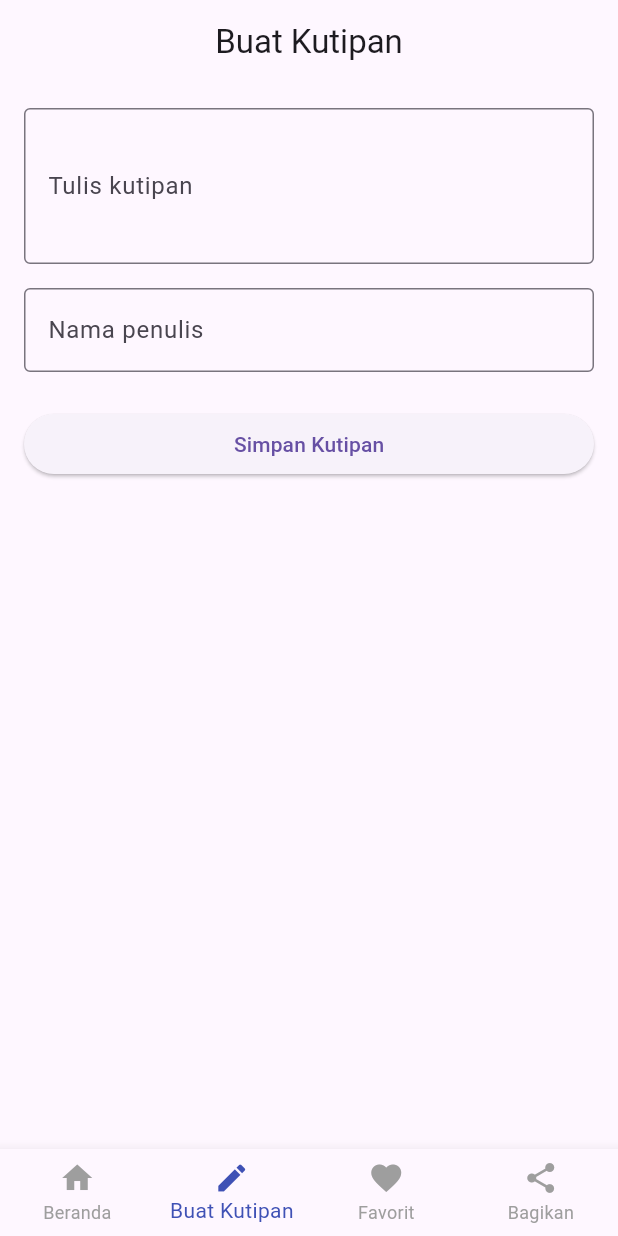
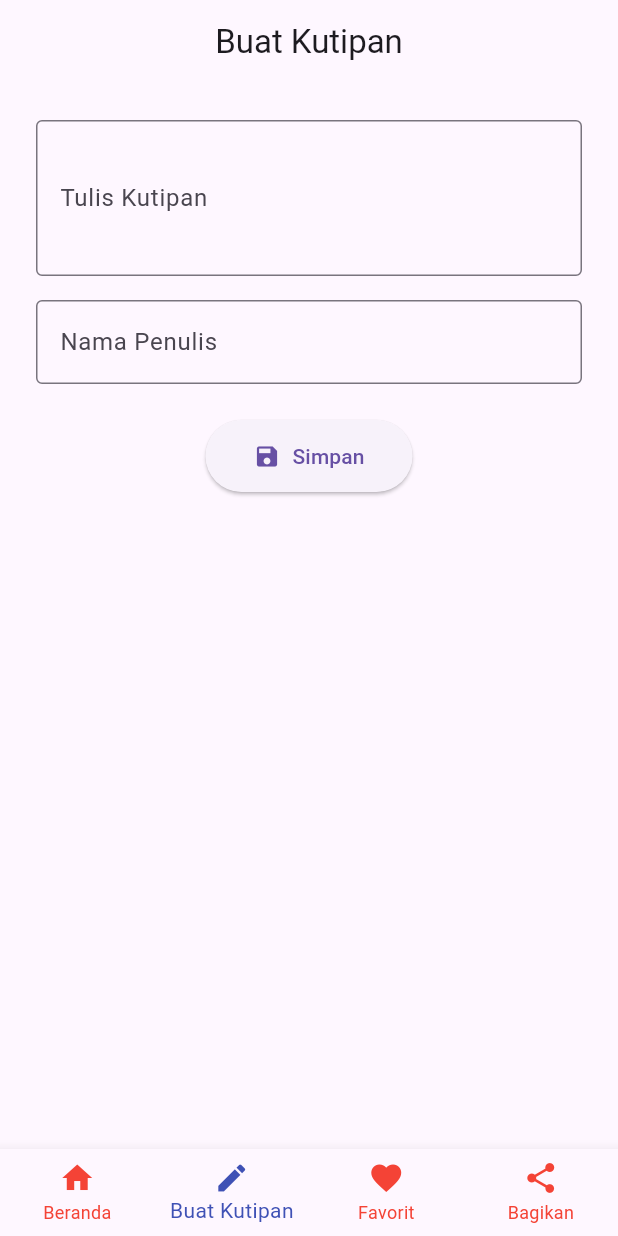
Before and after one commit to AndrewDZ23027/Quotly, a Flutter app: the screen it shows after launch, item 2 of the bottom bar chosen, on a phone screen of 412 x 824 dp. Run offline on Flutter 3.47's test engine with Material 3 defaults, Android fonts, the light colour scheme and no system bars; our stand-ins replace share_plus.

Commit message:
update codingan 15 may 2025

```diff
--- a/quotly/lib/buatkutipanpage.dart
+++ b/quotly/lib/buatkutipanpage.dart
@@ -11,22 +11,21 @@ class BuatKutipanPage extends StatefulWidget {
 }
 
 class _BuatKutipanPageState extends State<BuatKutipanPage> {
-  final _quoteController = TextEditingController();
+  final _textController = TextEditingController();
   final _authorController = TextEditingController();
 
-  void _simpanKutipan() {
-    final text = _quoteController.text.trim();
+  void _submit() {
+    final text = _textController.text.trim();
     final author = _authorController.text.trim();
 
     if (text.isNotEmpty && author.isNotEmpty) {
       final newQuote = Quote(text: text, author: author);
       widget.onAddQuote(newQuote);
-
-      _quoteController.clear();
+      _textController.clear();
       _authorController.clear();
 
       ScaffoldMessenger.of(context).showSnackBar(
-        SnackBar(content: Text('Kutipan ditambahkan!')),
+        const SnackBar(content: Text('Kutipan berhasil ditambahkan!')),
       );
     }
   }
@@ -34,25 +33,35 @@ class _BuatKutipanPageState extends State<BuatKutipanPage> {
   @override
   Widget build(BuildContext context) {
     return Padding(
-      padding: const EdgeInsets.all(16),
-      child: ListView(
+      padding: const EdgeInsets.all(24),
+      child: Column(
         children: [
           TextField(
-            controller: _quoteController,
+            controller: _textController,
+            decoration: const InputDecoration(
+              labelText: 'Tulis Kutipan',
+              border: OutlineInputBorder(),
+            ),
             maxLines: 3,
-            decoration: InputDecoration(
-                labelText: 'Tulis kutipan', border: OutlineInputBorder()),
           ),
           const SizedBox(height: 16),
           TextField(
             controller: _authorController,
-            decoration: InputDecoration(
-                labelText: 'Nama penulis', border: OutlineInputBorder()),
+            decoration: const InputDecoration(
+              labelText: 'Nama Penulis',
+              border: OutlineInputBorder(),
+            ),
           ),
           const SizedBox(height: 24),
-          ElevatedButton(
-            onPressed: _simpanKutipan,
-            child: Text('Simpan Kutipan'),
+          ElevatedButton.icon(
+            icon: const Icon(Icons.save),
+            label: const Text('Simpan'),
+            onPressed: _submit,
+            style: ElevatedButton.styleFrom(
+              padding: const EdgeInsets.symmetric(horizontal: 32, vertical: 14),
+              shape: RoundedRectangleBorder(
+                  borderRadius: BorderRadius.circular(30)),
+            ),
           ),
         ],
       ),
--- a/quotly/lib/main.dart
+++ b/quotly/lib/main.dart
@@ -18,7 +18,7 @@ class QuotlyApp extends StatelessWidget {
       title: 'Quotly',
       debugShowCheckedModeBanner: false,
       theme: ThemeData(
-        primarySwatch: Colors.indigo,
+        primarySwatch: Colors.red,
         useMaterial3: true,
       ),
       home: const MainPage(),
@@ -90,12 +90,15 @@ class _MainPageState extends State<MainPage> {
         title: Text(_titles[_selectedIndex]),
         centerTitle: true,
       ),
-      body: _pages[_selectedIndex],
+      body: AnimatedSwitcher(
+        duration: const Duration(milliseconds: 300),
+        child: _pages[_selectedIndex],
+      ),
       bottomNavigationBar: BottomNavigationBar(
         currentIndex: _selectedIndex,
         onTap: (index) => setState(() => _selectedIndex = index),
         selectedItemColor: Colors.indigo,
-        unselectedItemColor: Colors.grey,
+        unselectedItemColor: Colors.red,
         type: BottomNavigationBarType.fixed,
         items: const [
           BottomNavigationBarItem(
--- a/quotly/pubspec.yaml
+++ b/quotly/pubspec.yaml
@@ -30,6 +30,7 @@ environment:
 dependencies:
   flutter:
     sdk: flutter
+  shared_preferences: ^2.2.2
   share_plus: ^7.2.1
 
   # The following adds the Cupertino Icons font to your application.
```
Also changed, not shown: quotly/lib/bagikanpage.dart (+11 -11 lines), quotly/lib/berandapage.dart (+14 -30 lines), quotly/lib/favoritpage.dart (+11 -40 lines), quotly/pubspec.lock, 1 other file.
